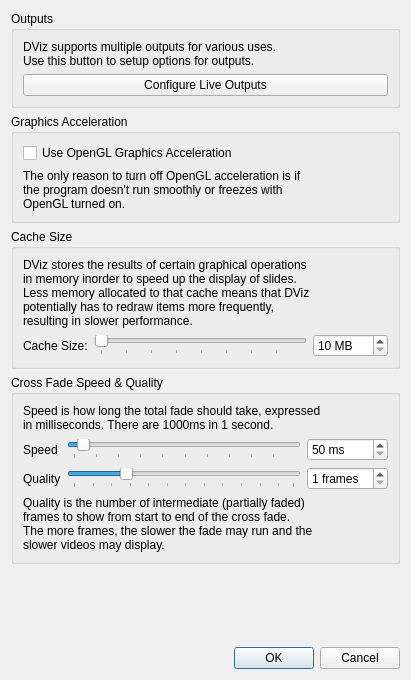
Before: the Qt Designer form src/AppSettingsDialog.ui in google-code-export/dviz, drawn with Qt 5.
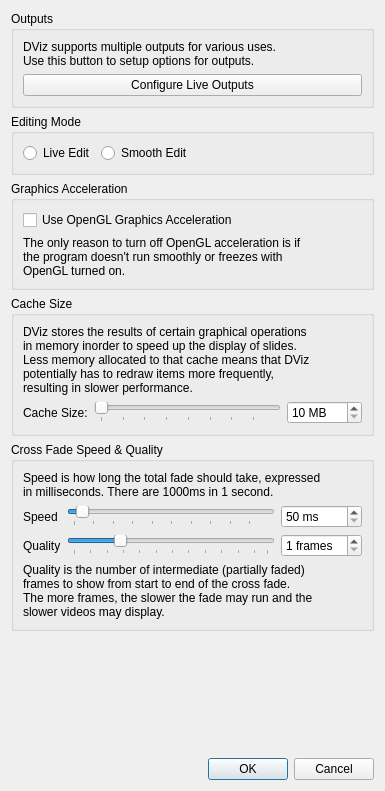
After: the same form once the commit is applied. Icons and pictures are not drawn.

Commit message: Started work on Smooth Edit mode. Added 'fit to slide' button to slide editor for text box items.

```diff
--- a/src/AppSettingsDialog.ui
+++ b/src/AppSettingsDialog.ui
@@ -6,8 +6,8 @@
    <rect>
     <x>0</x>
     <y>0</y>
-    <width>411</width>
-    <height>680</height>
+    <width>385</width>
+    <height>791</height>
    </rect>
   </property>
   <property name="windowTitle">
@@ -41,6 +41,48 @@
      </layout>
     </widget>
    </item>
+   <item>
+    <widget class="QGroupBox" name="groupBox_5">
+     <property name="title">
+      <string>Editing Mode</string>
+     </property>
+     <layout class="QHBoxLayout" name="horizontalLayout_2">
+      <item>
+       <widget class="QRadioButton" name="editModeLive">
+        <property name="toolTip">
+         <string>Live Edit Mode means that the instant a change is made in the editor, the live slide will cut right to that change, no cross fade.</string>
+        </property>
+        <property name="text">
+         <string>Live Edit</string>
+        </property>
+       </widget>
+      </item>
+      <item>
+       <widget class="QRadioButton" name="editModeSmooth">
+        <property name="toolTip">
+         <string>Smooth Edit means that if the slide is live and you edit it in the editor,  the live view will cross fade to the new changes any time a change is made in the editor.</string>
+        </property>
+        <property name="text">
+         <string>Smooth Edit</string>
+        </property>
+       </widget>
+      </item>
+      <item>
+       <spacer name="horizontalSpacer">
+        <property name="orientation">
+         <enum>Qt::Horizontal</enum>
+        </property>
+        <property name="sizeHint" stdset="0">
+         <size>
+          <width>40</width>
+          <height>20</height>
+         </size>
+        </property>
+       </spacer>
+      </item>
+     </layout>
+    </widget>
+   </item>
    <item>
     <widget class="QGroupBox" name="groupBox">
      <property name="title">
```
The commit also changes 15 other files.
